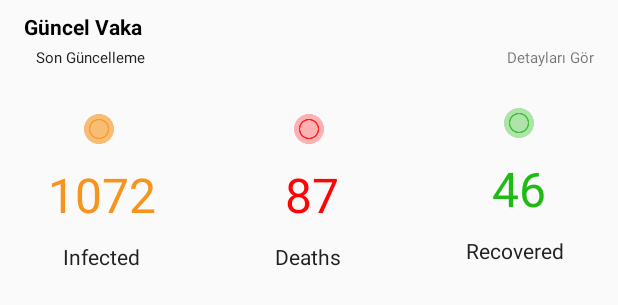
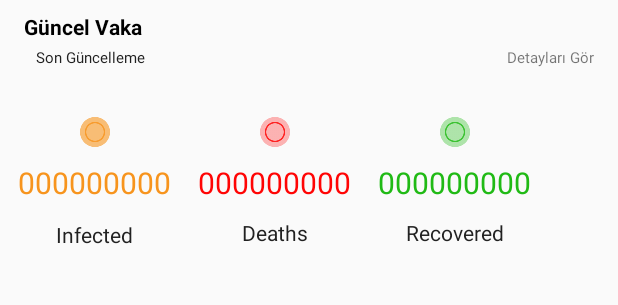
Before and after one commit to myusufcil/covid-19-project, an Android app: the layout item_case_update_card.xml on its own in the app's theme, with its tools: preview values and no code run, on a phone screen of 412 x 824 dp. Shown: the top 305 px of the screen. Run offline under Robolectric (Android 15) with nearby library versions, the phone set to English and light mode, and no system bars.

Commit message:
toCaseUpdate

```diff
--- a/app/build.gradle
+++ b/app/build.gradle
@@ -48,4 +48,5 @@ dependencies {
     implementation 'com.google.code.gson:gson:2.8.5'
     implementation("com.squareup.okhttp3:logging-interceptor:4.0.1")
     implementation 'com.google.android.material:material:1.2.0-alpha05'
+
 }
--- a/app/src/main/res/layout/item_case_update_card.xml
+++ b/app/src/main/res/layout/item_case_update_card.xml
@@ -4,6 +4,9 @@
     xmlns:tools="http://schemas.android.com/tools"
     android:layout_width="match_parent"
     android:layout_height="wrap_content">
+
+
+
     <TextView
         android:id="@+id/textView"
         android:layout_width="wrap_content"
@@ -40,43 +43,31 @@
         app:layout_constraintTop_toBottomOf="@+id/textView" />
 
     <androidx.constraintlayout.widget.ConstraintLayout
-        android:layout_width="match_parent"
-        android:layout_height="130dp"
+        android:id="@+id/caseUpdate_constraint"
+        android:layout_width="416dp"
+        android:layout_height="132dp"
         android:layout_marginTop="56dp"
         app:layout_constraintStart_toStartOf="parent"
         app:layout_constraintTop_toTopOf="parent">
 
 
+        <androidx.constraintlayout.widget.ConstraintLayout
+            android:id="@+id/constraintLayout"
+            android:layout_width="110dp"
+            android:layout_height="110dp"
+            android:layout_marginStart="8dp"
+            android:layout_marginTop="16dp"
+            app:layout_constraintStart_toStartOf="parent"
+            app:layout_constraintTop_toTopOf="parent">
+
             <ImageView
                 android:id="@+id/iv_item_case_update_card_infected_color"
                 android:layout_width="20dp"
                 android:layout_height="20dp"
-            android:layout_marginStart="56dp"
-            android:layout_marginTop="20dp"
+                android:layout_marginTop="6dp"
                 android:src="@drawable/orange_eclipse"
+                app:layout_constraintEnd_toEndOf="parent"
                 app:layout_constraintStart_toStartOf="parent"
-            app:layout_constraintTop_toTopOf="parent" />
-
-        <ImageView
-            android:id="@+id/iv_item_case_update_card_death_color"
-            android:layout_width="20dp"
-            android:layout_height="20dp"
-            android:layout_marginTop="20dp"
-            android:layout_toEndOf="@+id/iv_item_case_update_card_infected_color"
-            android:src="@drawable/red_eclipse"
-            app:layout_constraintEnd_toStartOf="@+id/iv_item_case_update_card_recovered_color"
-            app:layout_constraintStart_toEndOf="@+id/iv_item_case_update_card_infected_color"
-            app:layout_constraintTop_toTopOf="parent" />
-
-        <ImageView
-            android:id="@+id/iv_item_case_update_card_recovered_color"
-            android:layout_width="20dp"
-            android:layout_height="20dp"
-            android:layout_marginTop="16dp"
-            android:layout_marginEnd="56dp"
-            android:layout_toEndOf="@+id/iv_item_case_update_card_death_color"
-            android:src="@drawable/green_eclipse"
-            app:layout_constraintEnd_toEndOf="parent"
                 app:layout_constraintTop_toTopOf="parent" />
 
             <TextView
@@ -84,78 +75,113 @@
                 android:layout_width="wrap_content"
                 android:layout_height="wrap_content"
                 android:layout_below="@+id/iv_item_case_update_card_infected_color"
-            android:layout_marginStart="32dp"
-            android:layout_marginTop="12dp"
-            android:text="1072"
+                android:layout_marginTop="10dp"
+                android:text="000000000"
                 android:textColor="#f7941d"
-            android:textSize="32dp"
+                android:textSize="20sp"
+                app:layout_constraintEnd_toEndOf="parent"
                 app:layout_constraintStart_toStartOf="parent"
                 app:layout_constraintTop_toBottomOf="@+id/iv_item_case_update_card_infected_color" />
 
             <TextView
-            android:id="@+id/tv_item_case_update_card_death_number"
+                android:id="@+id/tv_item_case_update_card_infected"
                 android:layout_width="wrap_content"
                 android:layout_height="wrap_content"
-            android:layout_below="@+id/iv_item_case_update_card_infected_color"
-            android:layout_marginStart="86dp"
-            android:layout_marginTop="12dp"
-            android:layout_toEndOf="@+id/tv_item_case_update_card_infected_number"
-            android:text="87"
-            android:textColor="#ff0404"
-            android:textSize="32dp"
-            app:layout_constraintStart_toEndOf="@+id/tv_item_case_update_card_infected_number"
-            app:layout_constraintTop_toBottomOf="@+id/iv_item_case_update_card_death_color" />
+                android:layout_marginTop="10dp"
+                android:layout_marginBottom="15dp"
+                android:text="Infected"
+                android:textColor="@color/Gray"
+                app:layout_constraintBottom_toBottomOf="parent"
+                app:layout_constraintEnd_toEndOf="parent"
+                app:layout_constraintStart_toStartOf="parent"
+                app:layout_constraintTop_toBottomOf="@+id/tv_item_case_update_card_infected_number" />
+        </androidx.constraintlayout.widget.ConstraintLayout>
+
+        <androidx.constraintlayout.widget.ConstraintLayout
+            android:layout_width="110dp"
+            android:layout_height="110dp"
+            android:layout_marginStart="10dp"
+            android:layout_marginTop="16dp"
+            app:layout_constraintStart_toEndOf="@+id/constraintLayout2"
+            app:layout_constraintTop_toTopOf="parent">
+
+            <ImageView
+                android:id="@+id/iv_item_case_update_card_recovered_color"
+                android:layout_width="20dp"
+                android:layout_height="20dp"
+                android:layout_marginTop="6dp"
+                android:src="@drawable/green_eclipse"
+                app:layout_constraintEnd_toEndOf="parent"
+                app:layout_constraintStart_toStartOf="parent"
+                app:layout_constraintTop_toTopOf="parent" />
 
             <TextView
                 android:id="@+id/tv_item_case_update_card_recovered_number"
                 android:layout_width="wrap_content"
                 android:layout_height="wrap_content"
-            android:layout_below="@+id/iv_item_case_update_card_infected_color"
-            android:layout_marginStart="102dp"
-            android:layout_marginTop="12dp"
-            android:layout_toEndOf="@+id/tv_item_case_update_card_death_number"
-            android:text="46"
+                android:layout_marginTop="10dp"
+                android:text="000000000"
                 android:textColor="#20ba15"
-            android:textSize="32dp"
-            app:layout_constraintStart_toEndOf="@+id/tv_item_case_update_card_death_number"
+                android:textSize="20sp"
+                app:layout_constraintEnd_toEndOf="parent"
+                app:layout_constraintStart_toStartOf="parent"
                 app:layout_constraintTop_toBottomOf="@+id/iv_item_case_update_card_recovered_color" />
-
-        <TextView
-            android:id="@+id/tv_item_case_update_card_infected"
-            android:layout_width="wrap_content"
-            android:layout_height="wrap_content"
-            android:layout_below="@+id/tv_item_case_update_card_recovered_number"
-            android:layout_marginStart="42dp"
-            android:layout_marginTop="10dp"
-            android:text="Infected"
-            android:textColor="@color/Gray"
-            app:layout_constraintStart_toStartOf="parent"
-            app:layout_constraintTop_toBottomOf="@+id/tv_item_case_update_card_infected_number" />
-
-        <TextView
-            android:id="@+id/tv_item_case_update_card_death"
-            android:layout_width="wrap_content"
-            android:layout_height="wrap_content"
-            android:layout_below="@+id/tv_item_case_update_card_recovered_number"
-            android:layout_marginStart="90dp"
-            android:layout_marginTop="10dp"
-            android:layout_toEndOf="@+id/tv_item_case_update_card_infected"
-            android:text="Deaths"
-            android:textColor="@color/Gray"
-            app:layout_constraintStart_toEndOf="@+id/tv_item_case_update_card_infected"
-            app:layout_constraintTop_toBottomOf="@+id/tv_item_case_update_card_death_number" />
 
             <TextView
                 android:id="@+id/tv_item_case_update_card_recovered"
                 android:layout_width="wrap_content"
                 android:layout_height="wrap_content"
                 android:layout_below="@+id/tv_item_case_update_card_recovered_number"
-            android:layout_marginStart="83dp"
                 android:layout_marginTop="10dp"
-            android:layout_toEndOf="@+id/tv_item_case_update_card_death"
                 android:text="Recovered"
                 android:textColor="@color/Gray"
-            app:layout_constraintStart_toEndOf="@+id/tv_item_case_update_card_death"
+                app:layout_constraintEnd_toEndOf="parent"
+                app:layout_constraintStart_toStartOf="parent"
                 app:layout_constraintTop_toBottomOf="@+id/tv_item_case_update_card_recovered_number" />
         </androidx.constraintlayout.widget.ConstraintLayout>
+
+        <androidx.constraintlayout.widget.ConstraintLayout
+            android:id="@+id/constraintLayout2"
+            android:layout_width="110dp"
+            android:layout_height="110dp"
+            android:layout_marginStart="10dp"
+            android:layout_marginTop="16dp"
+            app:layout_constraintStart_toEndOf="@+id/constraintLayout"
+            app:layout_constraintTop_toTopOf="parent">
+
+            <ImageView
+                android:id="@+id/iv_item_case_update_card_death_color"
+                android:layout_width="20dp"
+                android:layout_height="20dp"
+                android:layout_marginTop="6dp"
+                android:src="@drawable/red_eclipse"
+                app:layout_constraintEnd_toEndOf="parent"
+                app:layout_constraintStart_toStartOf="parent"
+                app:layout_constraintTop_toTopOf="parent" />
+
+            <TextView
+                android:id="@+id/tv_item_case_update_card_death_number"
+                android:layout_width="wrap_content"
+                android:layout_height="wrap_content"
+                android:layout_marginTop="10dp"
+                android:text="000000000"
+                android:textColor="#ff0404"
+                android:textSize="20sp"
+                app:layout_constraintEnd_toEndOf="parent"
+                app:layout_constraintStart_toStartOf="parent"
+                app:layout_constraintTop_toBottomOf="@+id/iv_item_case_update_card_death_color" />
+
+            <TextView
+                android:id="@+id/tv_item_case_update_card_death"
+                android:layout_width="wrap_content"
+                android:layout_height="wrap_content"
+                android:layout_marginTop="10dp"
+                android:text="Deaths"
+                android:textColor="@color/Gray"
+                app:layout_constraintEnd_toEndOf="parent"
+                app:layout_constraintStart_toStartOf="parent"
+                app:layout_constraintTop_toBottomOf="@+id/tv_item_case_update_card_death_number" />
         </androidx.constraintlayout.widget.ConstraintLayout>
+
+    </androidx.constraintlayout.widget.ConstraintLayout>
+</androidx.constraintlayout.widget.ConstraintLayout>
--- a/app/src/main/res/values/strings.xml
+++ b/app/src/main/res/values/strings.xml
@@ -1,3 +1,9 @@
 <resources>
     <string name="app_name">Covid-19-Project</string>
+    <string-array name="test">
+        <item>USA</item>
+        <item>Turkey</item>
+        <item>China</item>
+        <item>Deneme4</item>
+    </string-array>
 </resources>
--- a/app/src/main/res/values/styles.xml
+++ b/app/src/main/res/values/styles.xml
@@ -1,7 +1,7 @@
 <resources>
 
     <!-- Base application theme. -->
-    <style name="AppTheme" parent="Theme.AppCompat.Light.DarkActionBar">
+    <style name="AppTheme" parent="Theme.AppCompat.Light.NoActionBar">
         <!-- Customize your theme here. -->
         <item name="colorPrimary">@color/colorPrimary</item>
         <item name="colorPrimaryDark">@color/colorPrimaryDark</item>
--- a/build.gradle
+++ b/build.gradle
@@ -21,6 +21,7 @@ allprojects {
         google()
         jcenter()
 
+
     }
 }
 
```
Also changed, not shown: app/src/main/java/com/application/MainActivity.kt (+94 -3 lines), app/src/main/res/anim/caseupdate_animation.xml (added, +7 -0 lines), app/src/main/res/layout/activity_main.xml (+13 -0 lines). Lines whose indentation alone changed are shown as unchanged.
